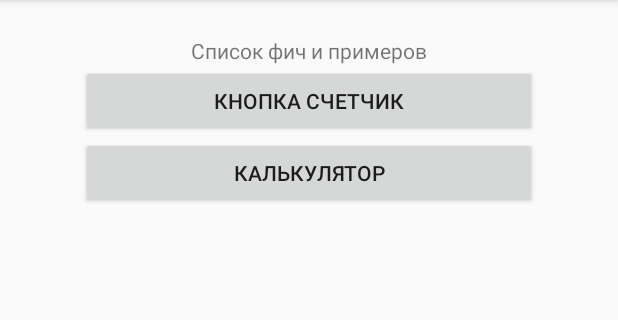
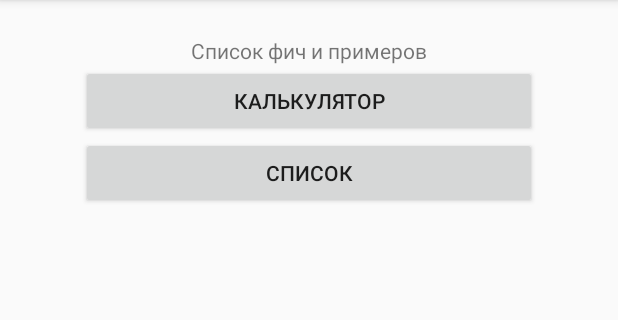
Before and after one commit to devymatty/lessons-multifeatures, an Android app: the screen it shows after launch (MainActivity), on a phone screen of 412 x 824 dp, the part 84-404 px from its top. Run offline under Robolectric (Android 15) with nearby library versions, the phone set to English and light mode, and no system bars.

Commit message:
Remove deprecated ButtonCount Feature Add List Activity

```diff
--- a/app/src/main/AndroidManifest.xml
+++ b/app/src/main/AndroidManifest.xml
@@ -17,11 +17,11 @@
                 <category android:name="android.intent.category.LAUNCHER" />
             </intent-filter>
         </activity>
-        <activity android:name=".ButtonCounterActivity"
-            android:label="Кнопка счетчик">
-        </activity>
         <activity android:name=".CalculatorActivity"
             android:label="Калькулятор">
         </activity>
+        <activity android:name=".ItemListActivity"
+            android:label="Список">
+        </activity>
     </application>
 </manifest>
--- a/app/src/main/res/layout/activity_button_counter.xml
+++ /dev/null
@@ -1,6 +0,0 @@
-<?xml version="1.0" encoding="utf-8"?>
-<android.support.constraint.ConstraintLayout
-    xmlns:android="http://schemas.android.com/apk/res/android" android:layout_width="match_parent"
-    android:layout_height="match_parent">
-
-</android.support.constraint.ConstraintLayout>
--- a/app/src/main/res/layout/activity_main.xml
+++ b/app/src/main/res/layout/activity_main.xml
@@ -30,18 +30,18 @@
             app:layout_constraintVertical_bias="0.092" />
 
         <Button
-            android:id="@+id/btn_counter"
-            android:layout_width="match_parent"
-            android:layout_height="wrap_content"
-            android:onClick="clickButtonButtonCounter"
-            android:text="Кнопка счетчик" />
-
-        <Button
             android:id="@+id/btn_calculator"
             android:layout_width="match_parent"
             android:layout_height="wrap_content"
-            android:onClick="clickButtonCalculator"
+            android:onClick="clickButton"
             android:text="Калькулятор" />
+
+        <Button
+            android:id="@+id/btn_list"
+            android:layout_width="match_parent"
+            android:layout_height="wrap_content"
+            android:onClick="clickButton"
+            android:text="Список" />
 
     </LinearLayout>
 
```
Also changed, not shown: app/src/main/java/ru/redgeeks/lessons/multifeatures/ButtonCounterActivity.java (deleted, +0 -14 lines), app/src/main/java/ru/redgeeks/lessons/multifeatures/ItemListActivity.java (added, +32 -0 lines), app/src/main/java/ru/redgeeks/lessons/multifeatures/MainActivity.java (+19 -7 lines), app/src/main/res/layout/activity_item_list.xml (added, +21 -0 lines).
